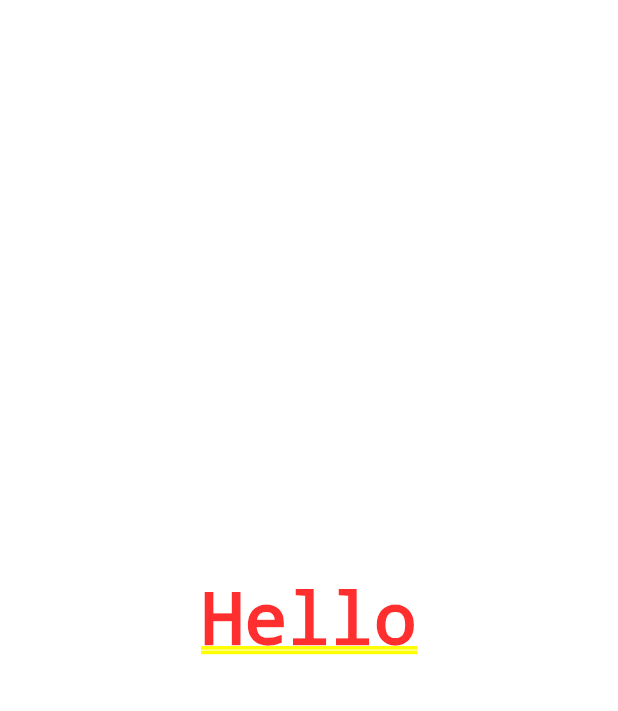
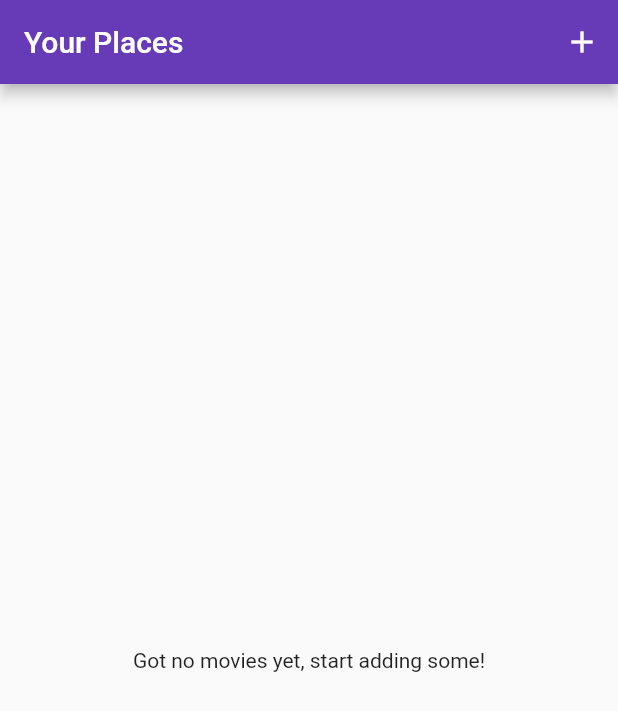
Before and after one commit to harshthakur066/Movie-list--app-task, a Flutter app: the screen it shows after launch, on a phone screen of 412 x 824 dp. Shown: the top 711 px of the screen. Run offline on Flutter 3.47's test engine with Material 2 defaults, Android fonts, the light colour scheme and no system bars; our stand-ins replace firebase_core, sqflite; accounts and stored records are empty.

Commit message:
movie list screen

```diff
--- a/lib/screens/movie_list_screen.dart
+++ b/lib/screens/movie_list_screen.dart
@@ -1,18 +1,55 @@
 import 'package:flutter/material.dart';
+import 'package:movie_list_app/providers/movies.dart';
+import 'package:provider/provider.dart';
 
-class MovieListScreen extends StatefulWidget {
-  MovieListScreen({Key? key}) : super(key: key);
+import 'package:movie_list_app/screens/movie_add_screen.dart';
+
+class MovieListScreen extends StatelessWidget {
+  const MovieListScreen({Key? key}) : super(key: key);
 
   @override
-  _MovieListScreenState createState() => _MovieListScreenState();
-}
-
-class _MovieListScreenState extends State<MovieListScreen> {
-  @override
   Widget build(BuildContext context) {
-    return Container(
-      child: Center(
-        child: Text('Hello'),
+    return Scaffold(
+      appBar: AppBar(
+        title: Text('Your Places'),
+        actions: <Widget>[
+          IconButton(
+            icon: Icon(Icons.add),
+            onPressed: () {
+              // Navigator.of(context).pushNamed(MovieAddScreen.routeName);
+            },
+          ),
+        ],
+      ),
+      body: FutureBuilder(
+        future: Provider.of<Movies>(context, listen: false).fetchData(),
+        builder: (ctx, snapshot) => snapshot.connectionState ==
+                ConnectionState.waiting
+            ? Center(
+                child: CircularProgressIndicator(),
+              )
+            : Consumer<Movies>(
+                child: null,
+                builder: (ctx, movies, _) => movies.items.length <= 0
+                    ? Center(
+                        child:
+                            const Text('Got no movies yet, start adding some!'),
+                      )
+                    : ListView.builder(
+                        itemCount: movies.items.length,
+                        itemBuilder: (ctx, i) => ListTile(
+                          leading: CircleAvatar(
+                            backgroundImage: FileImage(
+                              movies.items[i].image,
+                            ),
+                          ),
+                          title: Text(movies.items[i].title),
+                          onTap: () {
+                            // Go to detail page ...
+                          },
+                        ),
+                      ),
+              ),
       ),
     );
   }
```
